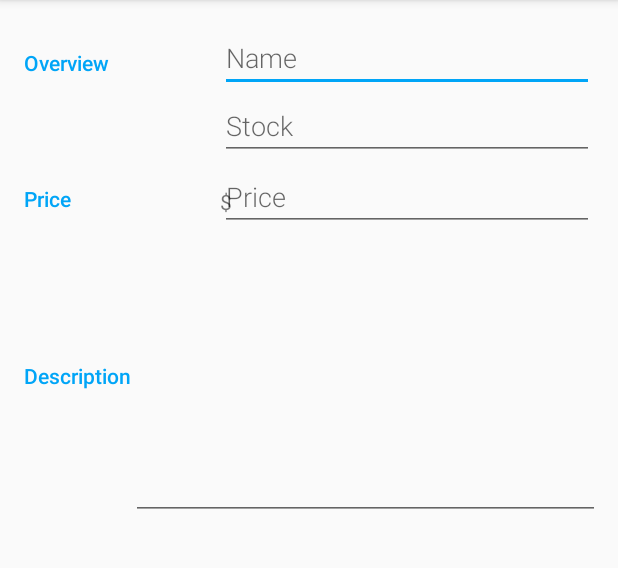
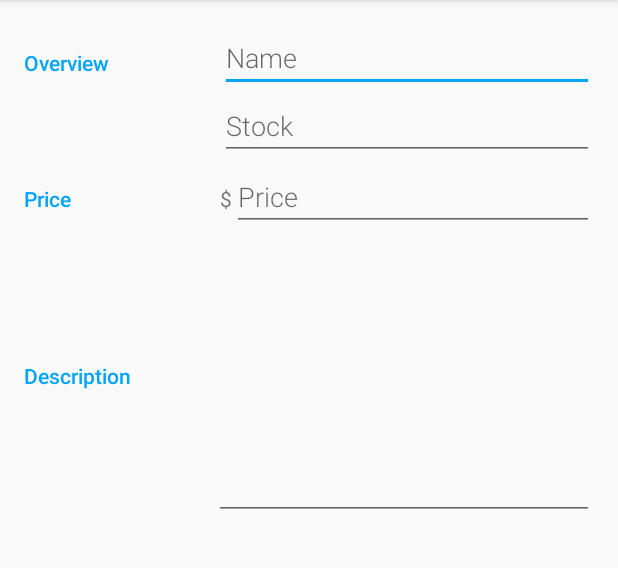
Before and after one commit to erikbenton/inventory-app, an Android app: the EditorActivity screen opened directly, with no data from a screen before it, on a phone screen of 412 x 824 dp, the part 84-652 px from its top. Run offline under Robolectric (Android 15) with nearby library versions, the phone set to English and light mode, and no system bars.

Commit message:
adding styling to editor activity

```diff
--- a/app/src/main/res/layout/activity_editor.xml
+++ b/app/src/main/res/layout/activity_editor.xml
@@ -58,7 +58,7 @@
             style="@style/CategoryStyle" />
 
         <!-- Input fields -->
-        <RelativeLayout
+        <LinearLayout
             android:layout_height="wrap_content"
             android:layout_width="0dp"
             android:layout_weight="2"
@@ -76,7 +76,7 @@
                 android:hint="@string/hint_item_price"
                 android:inputType="number"
                 style="@style/EditorFieldStyle" />
-        </RelativeLayout>
+        </LinearLayout>
     </LinearLayout>
 
     <!-- Description category -->
@@ -96,6 +96,8 @@
                 android:id="@+id/edit_item_description"
                 android:inputType="textMultiLine"
                 android:lines="8"
+                android:layout_width="0dp"
+                android:layout_weight="2"
                 style="@style/EditorFieldStyle" />
     </LinearLayout>
 </LinearLayout>
--- a/app/src/main/res/values/styles.xml
+++ b/app/src/main/res/values/styles.xml
@@ -38,8 +38,8 @@
     <style name="EditorUnitsStyle">
         <item name="android:layout_height">wrap_content</item>
         <item name="android:layout_width">wrap_content</item>
-        <item name="android:layout_alignParentLeft">true</item>
-        <item name="android:layout_marginRight">16dp</item>
+        <item name="android:layout_alignParentRight">true</item>
+        <item name="android:paddingRight">0dp</item>
         <item name="android:paddingTop">16dp</item>
         <item name="android:textAppearance">?android:textAppearanceSmall</item>
     </style>
```
